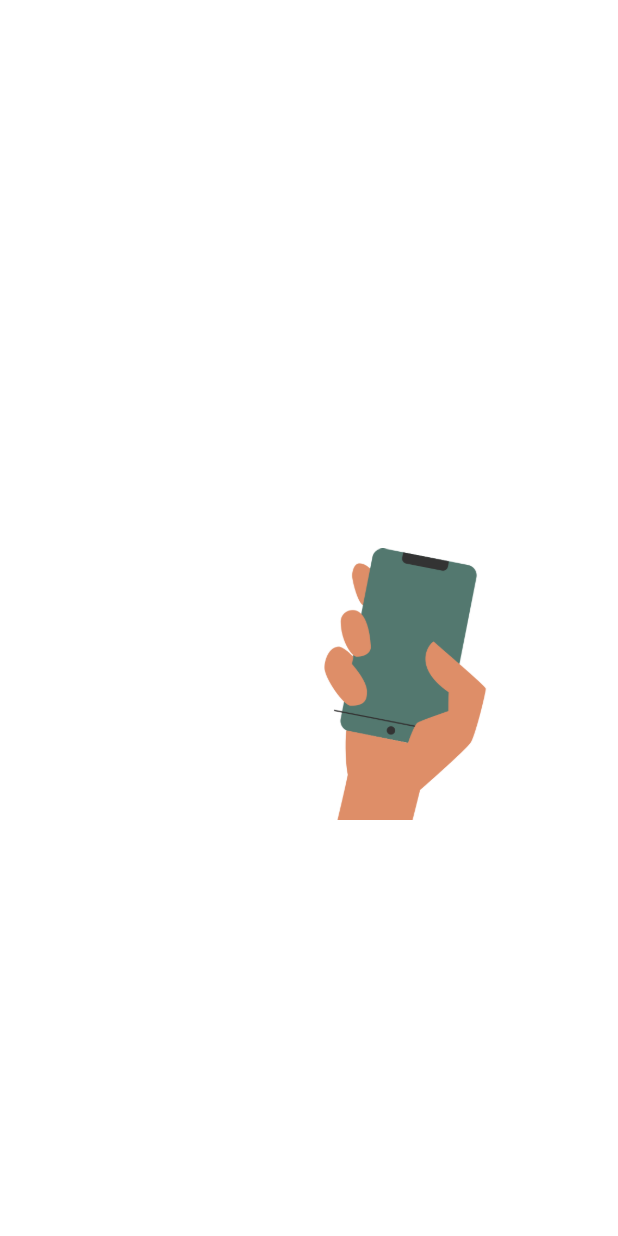
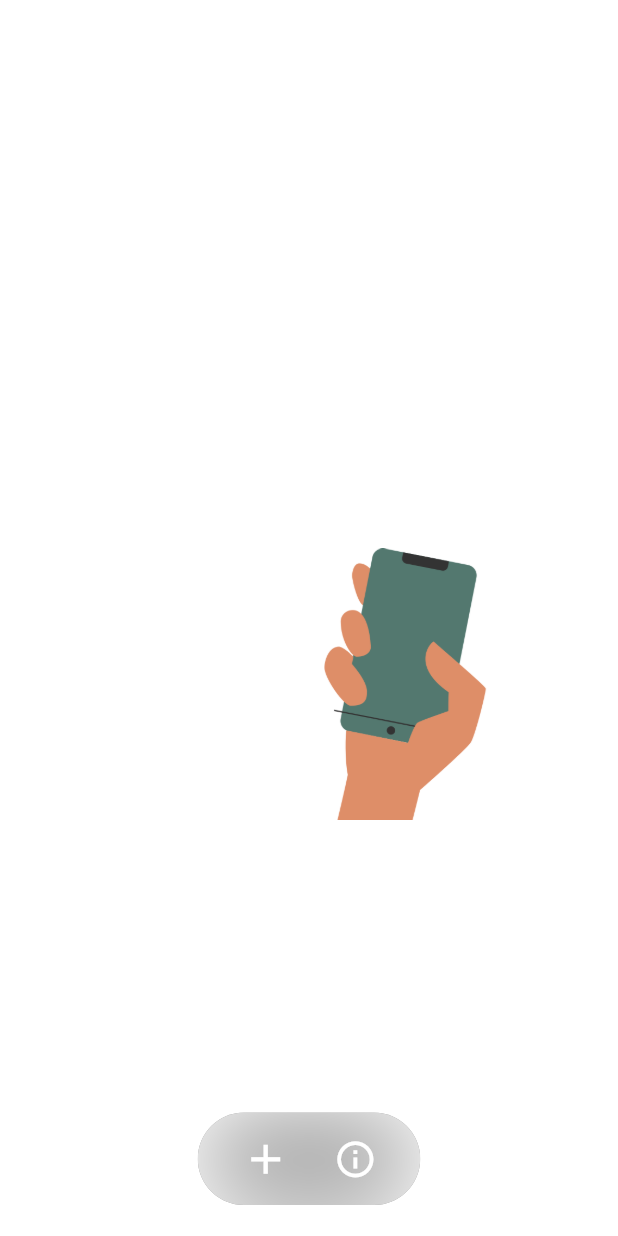
Before and after one commit to KristofKekesi/Clean-Earth, a Flutter app: the screen it shows after launch, on a phone screen of 412 x 824 dp. Run offline on Flutter 3.47's test engine with Material 2 defaults, Android fonts, the phone set to English and light mode, and no system bars; our stand-ins replace auto_size_text, cloud_firestore, firebase_core, flutter_map, geolocator, latlong and 2 more; missing offline and left inert: flutter_twitter_login; accounts and stored records are empty.

Commit message:
final release
- all UI is back

```diff
--- a/FlutterApp/lib/main.dart
+++ b/FlutterApp/lib/main.dart
@@ -112,7 +112,7 @@
           alignment: Alignment.bottomCenter,
           children: <Widget>[
             CustomMap(),
-          ], //Header(), NavBar(),],
+          Header(), NavBar(),],
         ),
       ),
     );
--- a/FlutterApp/pubspec.yaml
+++ b/FlutterApp/pubspec.yaml
@@ -3,7 +3,7 @@
 
 publish_to: 'none' # Remove this line if you wish to publish to pub.dev
 
-version: 1.0.0+3
+version: 1.0.0+4
 
 environment:
   sdk: ">=2.7.0 <3.0.0"
```
Also changed, not shown: 1 other file.
